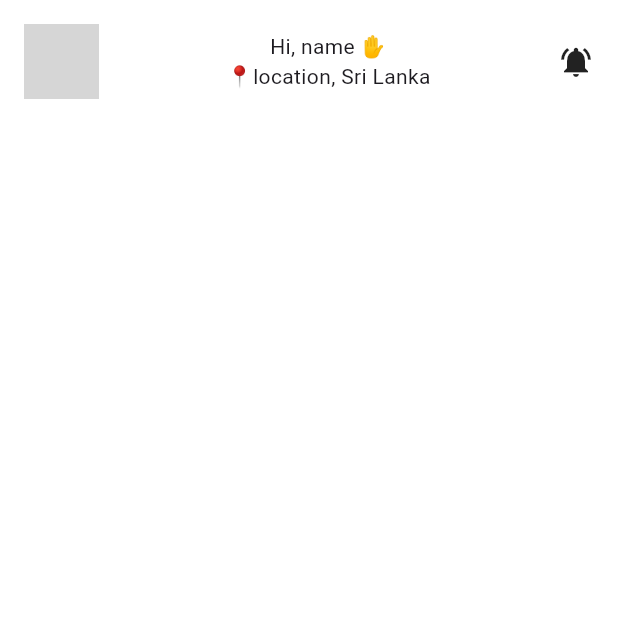
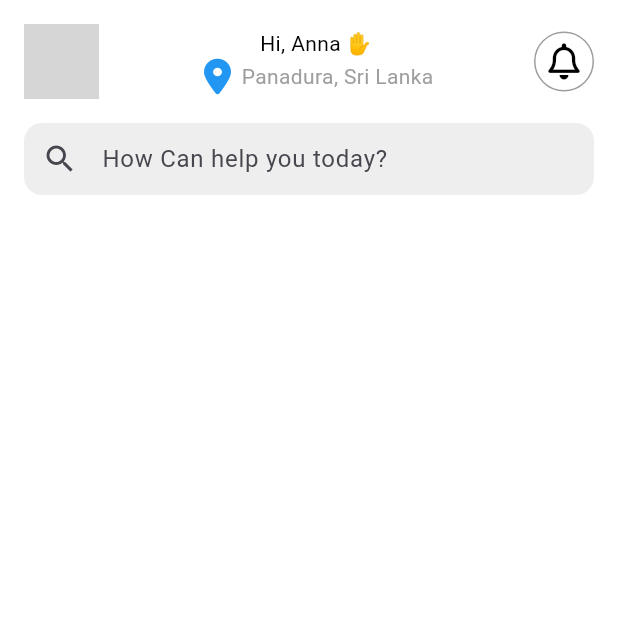
Before and after one commit to Strategy-Squad/services-app-frontend, a Flutter app: the screen it shows after launch, on a phone screen of 412 x 824 dp, the top half of it. Run offline on Flutter 3.47's test engine with Material 3 defaults, Android fonts, the phone set to English and light mode, and no system bars; our stand-ins replace font_awesome_flutter; network calls fail; grey boxes are pictures that could not be loaded.

Commit message:
create header and search bar

```diff
--- a/analysis_options.yaml
+++ b/analysis_options.yaml
@@ -7,6 +7,9 @@
 
 # The following line activates a set of recommended lints for Flutter apps,
 # packages, and plugins designed to encourage good coding practices.
+analyzer:
+  errors:
+    depend_on_referenced_packages: ignore
 include: package:flutter_lints/flutter.yaml
 
 linter:
--- a/lib/screen/serviceDashBoard.dart
+++ b/lib/screen/serviceDashBoard.dart
@@ -1,4 +1,5 @@
 import 'package:flutter/material.dart';
+import 'package:font_awesome_flutter/font_awesome_flutter.dart';
 
 class Servicedashboard extends StatefulWidget {
   const Servicedashboard({super.key});
@@ -33,13 +34,22 @@ class _ServicedashboardState extends State<Servicedashboard> {
                         ],
                       ),
                     ),
-                      Spacer(),
-                      Padding(
-                        padding: const EdgeInsets.all(8.0),
+                    const Spacer(),
+                    const Padding(
+                      padding: EdgeInsets.all(8.0),
                       child: Column(
                         children: [
-                            Text("Hi, name ✋"),
-                            Text("📍location, Sri Lanka")
+                          Text("Hi, Anna ✋",
+                              style: TextStyle(color: Colors.black)),
+                          Row(
+                            children: [
+                              Icon(FontAwesomeIcons.locationDot,
+                                  color: Colors.blue),
+                              SizedBox(width: 4), // Space between icon and text
+                              Text("Panadura, Sri Lanka",
+                                  style: TextStyle(color: Colors.grey)),
+                            ],
+                          ),
                         ],
                       ),
                     ),
@@ -47,14 +57,55 @@ class _ServicedashboardState extends State<Servicedashboard> {
                     Padding(
                       padding: const EdgeInsets.all(8.0),
                       child: Column(
-                          children: [Icon(Icons.notifications_active)],
+                        children: [
+                          Container(
+                            width: 40,
+                            height: 40,
+                            decoration: BoxDecoration(
+                              color: Colors.white,
+                              border: Border.all(color: Colors.grey),
+                              shape: BoxShape.circle,
                             ),
-                      )
+                            child: const Center(
+                              child: FaIcon(
+                                FontAwesomeIcons.bell,
+                                color: Colors.black,
+                              ),
+                            ),
+                          ),
+                        ],
+                      ),
+                    ),
+                  ],
+                ),
+                Row(
+                  children: [
+                    Expanded(
+                      child: Padding(
+                        padding: const EdgeInsets.all(8.0),
+                        child: TextField(
+                          decoration: InputDecoration(
+                            hintText: 'How Can help you today?',
+                            prefixIcon: Icon(Icons.search),
+                            fillColor: Colors.grey[200],
+                            filled: true,
+                            border: const OutlineInputBorder(
+                              borderSide: BorderSide.none,
+                              borderRadius:
+                                  BorderRadius.all(Radius.circular(12.0)),
+                            ),
+                            contentPadding: const EdgeInsets.symmetric(
+                                vertical: 0.0, horizontal: 16.0),
+                          ),
+                        ),
+                      ),
+                    ),
                   ],
                 ),
               ],
             ),
-            )),
+          ),
+        ),
       ),
     );
   }
--- a/pubspec.yaml
+++ b/pubspec.yaml
@@ -35,6 +35,7 @@ dependencies:
   # The following adds the Cupertino Icons font to your application.
   # Use with the CupertinoIcons class for iOS style icons.
   cupertino_icons: ^1.0.6
+  font_awesome_flutter: ^10.7.0
 
 dev_dependencies:
   flutter_test:
```
Also changed, not shown: pubspec.lock. Lines whose indentation alone changed are shown as unchanged.
